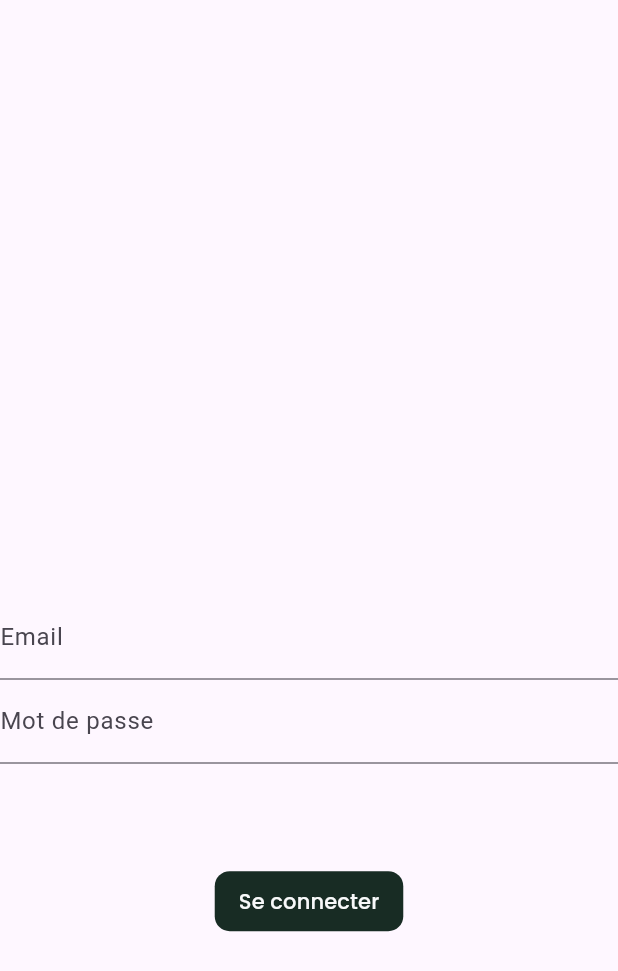
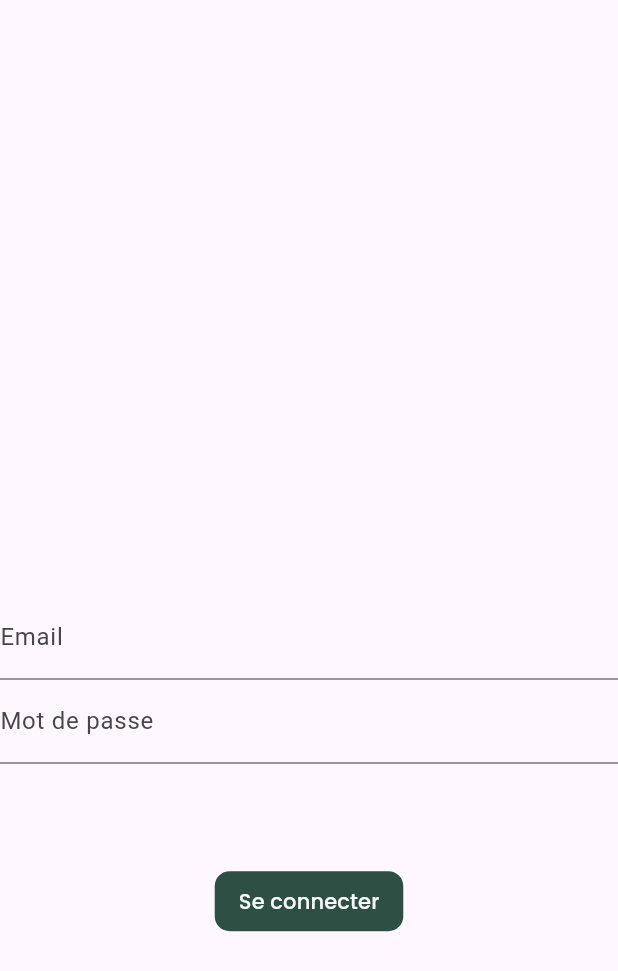
Before and after one commit to OpenCarbon-EIP/OpenCarbonPrototype, a Flutter app: the screen it shows after launch, on a phone screen of 412 x 824 dp. Shown: the top 971 px of the screen. Run offline on Flutter 3.47's test engine with Material 3 defaults, Android fonts, the phone set to English and light mode, and no system bars; our stand-ins replace flutter_secure_storage, flutter_svg, google_fonts.

Commit message:
fix: new primary color and android ignore fikle

```diff
--- a/apps/mobile/lib/core/colors/app_colors.dart
+++ b/apps/mobile/lib/core/colors/app_colors.dart
@@ -4,7 +4,7 @@ class AppColors {
   AppColors._();
 
   // Light theme colors
-  static const Color primaryLight = Color(0xFF182C24);
+  static const Color primaryLight = Color(0xFF2D4F44);
   static const Color secondaryLight = Color(0xFF2B181F);
   static const Color tiercaryLight = Color(0xFF7F5539);
 
```
Also changed, not shown: 1 other file.
